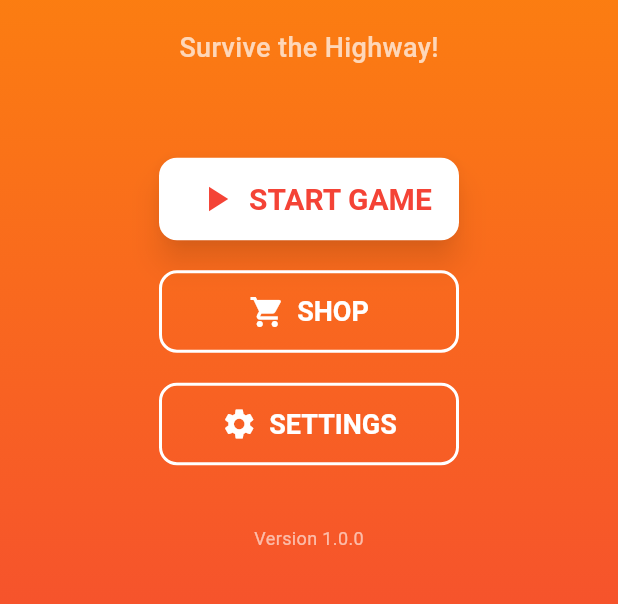
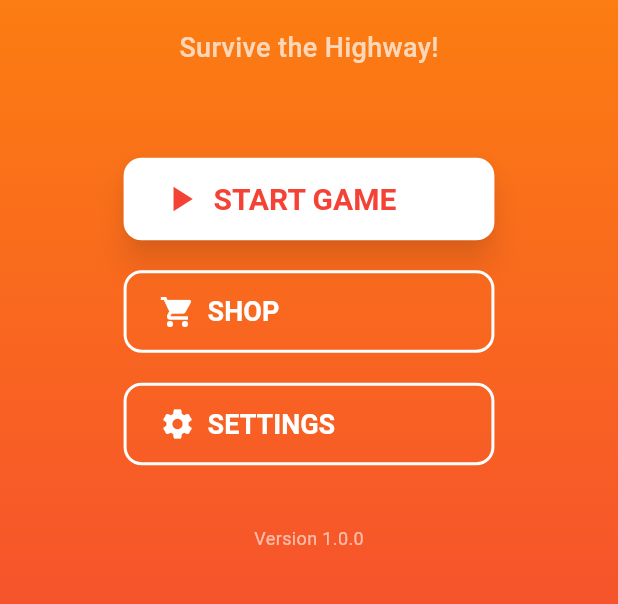
Before and after one commit to Terryo10/Road-Riot, a Flutter app: the screen it shows after launch, on a phone screen of 412 x 824 dp, the part 395-999 px from its top. Run offline on Flutter 3.47's test engine with Material 3 defaults, Android fonts, the phone set to English and light mode, and no system bars; our stand-ins replace bloc, equatable, flutter_bloc; missing offline and left inert: flame.

Commit message:
game coded

```diff
--- /dev/null
+++ b/devtools_options.yaml
@@ -0,0 +1,3 @@
+description: This file stores settings for Dart & Flutter DevTools.
+documentation: https://docs.flutter.dev/tools/devtools/extensions#configure-extension-enablement-states
+extensions:
--- a/lib/blocs/game_bloc/game_bloc.dart
+++ b/lib/blocs/game_bloc/game_bloc.dart
@@ -10,7 +10,7 @@ part 'game_state.dart';
 class GameBloc extends Bloc<GameEvent, GameState> {
   final GameService gameService;
 
-  GameBloc({required this.gameService}) : super(const GameInitial()) {
+  GameBloc({required this.gameService}) : super(GameInitial()) {
     on<StartGameEvent>(_onStartGame);
     on<PauseGameEvent>(_onPauseGame);
     on<ResumeGameEvent>(_onResumeGame);
@@ -35,7 +35,7 @@ class GameBloc extends Bloc<GameEvent, GameState> {
 
   void _onPauseGame(PauseGameEvent event, Emitter<GameState> emit) {
     gameService.pauseGame();
-    emit(const GamePaused());
+    emit( GamePaused());
   }
 
   void _onResumeGame(ResumeGameEvent event, Emitter<GameState> emit) {
--- a/lib/blocs/shop_bloc/shop_bloc.dart
+++ b/lib/blocs/shop_bloc/shop_bloc.dart
@@ -10,7 +10,7 @@ part 'shop_state.dart';
 class ShopBloc extends Bloc<ShopEvent, ShopState> {
   final GameRepository gameRepository;
 
-  ShopBloc({required this.gameRepository}) : super(const ShopInitial()) {
+  ShopBloc({required this.gameRepository}) : super( ShopInitial()) {
     on<LoadShopEvent>(_onLoadShop);
     on<PurchaseItemEvent>(_onPurchaseItem);
   }
--- a/lib/game/screens/main_menu.dart
+++ b/lib/game/screens/main_menu.dart
@@ -54,7 +54,7 @@ class MainMenu extends StatelessWidget {
 
                 // Start Game Button
                 SizedBox(
-                  width: 200,
+                  width: MediaQuery.of(context).size.width * 0.6,
                   height: 55,
                   child: ElevatedButton(
                     onPressed: () {
@@ -83,7 +83,12 @@ class MainMenu extends StatelessWidget {
                       children: const [
                         Icon(Icons.play_arrow, size: 28),
                         SizedBox(width: 8),
-                        Text('START GAME'),
+                        Expanded(
+                          child: Text(
+                            'START GAME',
+                            overflow: TextOverflow.ellipsis,
+                          ),
+                        ),
                       ],
                     ),
                   ),
@@ -92,7 +97,7 @@ class MainMenu extends StatelessWidget {
 
                 // Shop Button
                 SizedBox(
-                  width: 200,
+                  width: MediaQuery.of(context).size.width * 0.6,
                   height: 55,
                   child: ElevatedButton(
                     onPressed: () {
@@ -121,7 +126,9 @@ class MainMenu extends StatelessWidget {
                       children: const [
                         Icon(Icons.shopping_cart, size: 24),
                         SizedBox(width: 8),
-                        Text('SHOP'),
+                        Expanded(
+                          child: Text('SHOP', overflow: TextOverflow.ellipsis),
+                        ),
                       ],
                     ),
                   ),
@@ -130,7 +137,7 @@ class MainMenu extends StatelessWidget {
 
                 // Settings Button
                 SizedBox(
-                  width: 200,
+                  width: MediaQuery.of(context).size.width * 0.6,
                   height: 55,
                   child: ElevatedButton(
                     onPressed: () {
@@ -154,7 +161,12 @@ class MainMenu extends StatelessWidget {
                       children: const [
                         Icon(Icons.settings, size: 24),
                         SizedBox(width: 8),
-                        Text('SETTINGS'),
+                        Expanded(
+                          child: Text(
+                            'SETTINGS',
+                            overflow: TextOverflow.ellipsis,
+                          ),
+                        ),
                       ],
                     ),
                   ),
@@ -165,10 +177,7 @@ class MainMenu extends StatelessWidget {
                 // Version info
                 const Text(
                   'Version 1.0.0',
-                  style: TextStyle(
-                    color: Colors.white60,
-                    fontSize: 12,
-                  ),
+                  style: TextStyle(color: Colors.white60, fontSize: 12),
                 ),
               ],
             ),
@@ -181,7 +190,8 @@ class MainMenu extends StatelessWidget {
   void _showSettingsDialog(BuildContext context) {
     showDialog(
       context: context,
-      builder: (context) => AlertDialog(
+      builder:
+          (context) => AlertDialog(
             title: const Text('Settings'),
             content: Column(
               mainAxisSize: MainAxisSize.min,
--- a/pubspec.yaml
+++ b/pubspec.yaml
@@ -34,6 +34,7 @@ dependencies:
   flutter_bloc: ^8.1.3
   provider: ^6.1.1
   equatable: ^2.0.5
+  bloc: ^8.1.2
 
   # The following adds the Cupertino Icons font to your application.
   # Use with the CupertinoIcons class for iOS style icons.
```
Also changed, not shown: lib/blocs/player_bloc/player_bloc.dart (+18 -8 lines), lib/game/components/coin_pickup.dart (+22 -14 lines), lib/game/components/enemy_car.dart (+20 -15 lines), lib/game/components/obstacle.dart (+27 -16 lines), lib/game/components/player_car.dart (+22 -10 lines), lib/game/components/road.dart (+21 -18 lines), lib/game/road_riot_game.dart (+43 -37 lines), lib/game/screens/shop_screen.dart (+37 -14 lines), pubspec.lock. Lines whose indentation alone changed are shown as unchanged.
